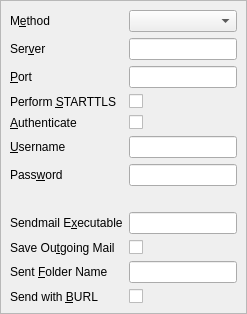
Above: src/Gui/SettingsOutgoingPage.ui from jktjkt/trojita before the change. Below: the same form after it.
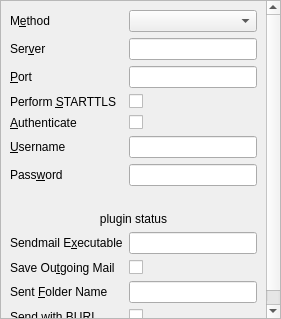
That is the form after the change. Custom widgets are drawn as their Qt base class.

Commit message:
Inform the user about password plugin failure modes
Tested with the QtKeychain which uses KDE's KWallet as a backend. Especially
with GPG, this is rather painful.

Future work will be to make this UI-agnostic so that the QML UIs could benefit
from this work.

Diff of the .ui file:
```diff
--- a/src/Gui/SettingsOutgoingPage.ui
+++ b/src/Gui/SettingsOutgoingPage.ui
@@ -2,6 +2,14 @@
 <ui version="4.0">
  <class>OutgoingPage</class>
  <widget class="QScrollArea" name="OutgoingPage">
+  <property name="geometry">
+   <rect>
+    <x>0</x>
+    <y>0</y>
+    <width>281</width>
+    <height>319</height>
+   </rect>
+  </property>
   <property name="frameShadow">
    <enum>QFrame::Plain</enum>
   </property>
@@ -9,6 +17,14 @@
    <bool>true</bool>
   </property>
   <widget class="QWidget" name="scrollAreaWidgetContents">
+   <property name="geometry">
+    <rect>
+     <x>0</x>
+     <y>0</y>
+     <width>260</width>
+     <height>332</height>
+    </rect>
+   </property>
    <layout class="QFormLayout" name="formLayout">
     <property name="fieldGrowthPolicy">
      <enum>QFormLayout::AllNonFixedFieldsGrow</enum>
@@ -83,7 +99,7 @@
       </property>
      </widget>
     </item>
-    <item row="8" column="0">
+    <item row="9" column="0">
      <widget class="QLabel" name="sendmailLabel">
       <property name="text">
        <string>Sendmail E&amp;xecutable</string>
@@ -116,7 +132,7 @@
       </property>
      </widget>
     </item>
-    <item row="8" column="1">
+    <item row="9" column="1">
      <widget class="LineEdit" name="sendmail"/>
     </item>
     <item row="3" column="0">
@@ -136,10 +152,10 @@
       </property>
      </widget>
     </item>
-    <item row="9" column="1">
+    <item row="10" column="1">
      <widget class="QCheckBox" name="saveToImap"/>
     </item>
-    <item row="9" column="0">
+    <item row="10" column="0">
      <widget class="QLabel" name="saveToImapLabel">
       <property name="text">
        <string>Save Ou&amp;tgoing Mail</string>
@@ -149,7 +165,7 @@
       </property>
      </widget>
     </item>
-    <item row="10" column="0">
+    <item row="11" column="0">
      <widget class="QLabel" name="saveFolderLabel">
       <property name="text">
        <string>Sent &amp;Folder Name</string>
@@ -159,10 +175,10 @@
       </property>
      </widget>
     </item>
-    <item row="10" column="1">
+    <item row="11" column="1">
      <widget class="LineEdit" name="saveFolderName"/>
     </item>
-    <item row="11" column="0">
+    <item row="12" column="0">
      <widget class="QLabel" name="smtpBurlLabel">
       <property name="toolTip">
        <string>Enable forward-without-download via BURL (RFC 4468) when the IMAP and ESMTP servers support it. Extra server-side configuration is required.</string>
@@ -175,12 +191,32 @@
       </property>
      </widget>
     </item>
-    <item row="11" column="1">
+    <item row="12" column="1">
      <widget class="QCheckBox" name="smtpBurl"/>
     </item>
+    <item row="8" column="0" colspan="2">
+     <widget class="QLabel" name="passwordPluginStatus">
+      <property name="text">
+       <string notr="true">plugin status</string>
+      </property>
+      <property name="alignment">
+       <set>Qt::AlignCenter</set>
+      </property>
+      <property name="wordWrap">
+       <bool>true</bool>
+      </property>
+     </widget>
+    </item>
    </layout>
   </widget>
  </widget>
+ <customwidgets>
+  <customwidget>
+   <class>LineEdit</class>
+   <extends>QLineEdit</extends>
+   <header>LineEdit.h</header>
+  </customwidget>
+ </customwidgets>
  <tabstops>
   <tabstop>method</tabstop>
   <tabstop>smtpHost</tabstop>
@@ -194,13 +230,6 @@
   <tabstop>saveFolderName</tabstop>
   <tabstop>smtpBurl</tabstop>
  </tabstops>
- <customwidgets>
-  <customwidget>
-   <class>LineEdit</class>
-   <extends>QLineEdit</extends>
-   <header>LineEdit.h</header>
-  </customwidget>
- </customwidgets>
  <resources/>
  <connections/>
 </ui>
```
The commit also changes 3 other files.
